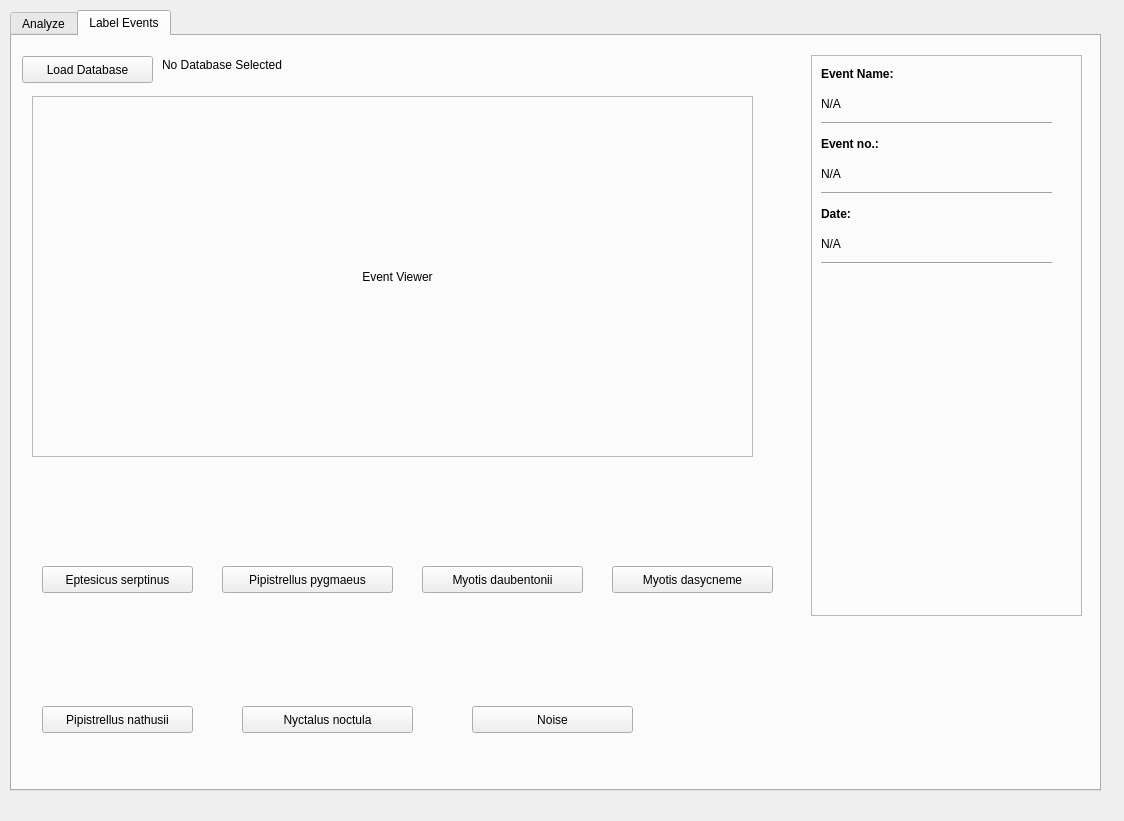
AnochjhnIruthayam/Bat, file BatWindow.ui: the form before one commit.
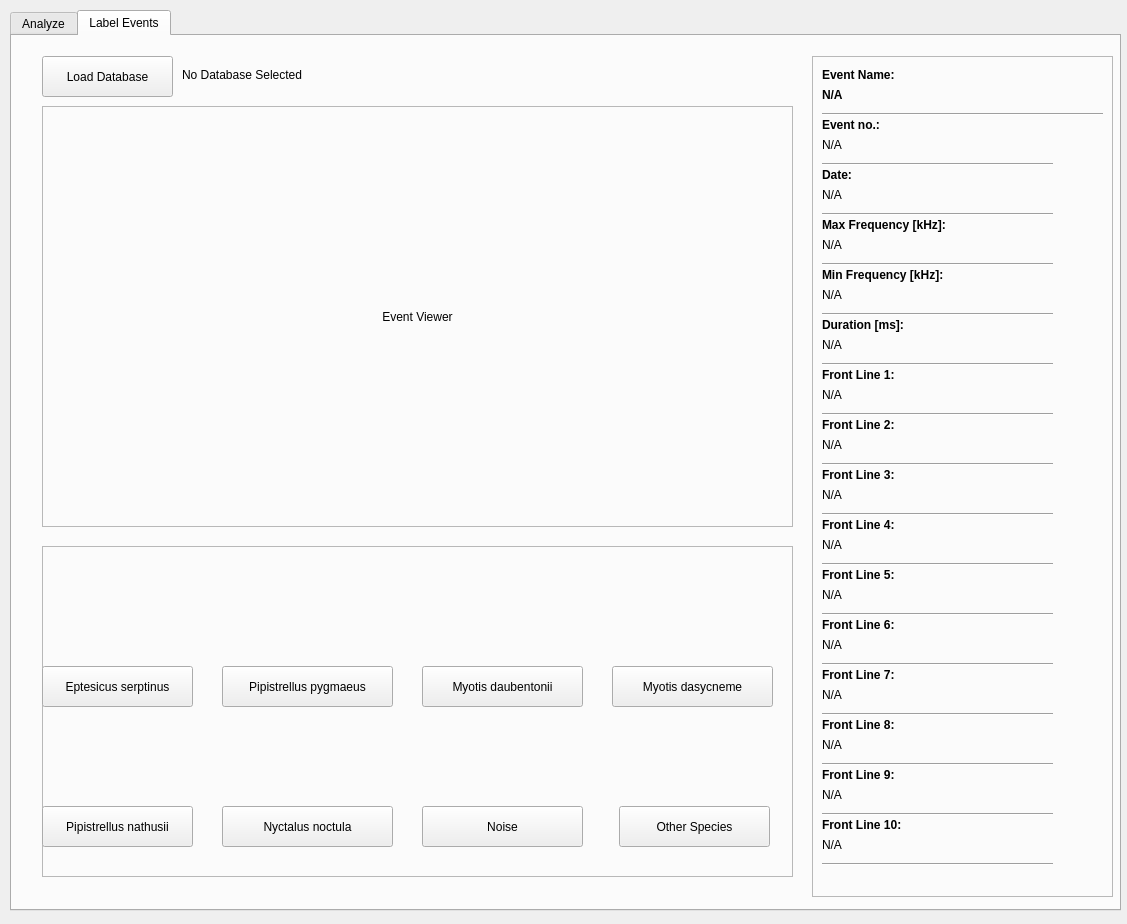
The form after the commit. Icons and pictures are not drawn.

Commit message: GUI - Reading fra HDF5

```diff
--- a/BatWindow.ui
+++ b/BatWindow.ui
@@ -6,8 +6,8 @@
    <rect>
     <x>0</x>
     <y>0</y>
-    <width>1124</width>
-    <height>821</height>
+    <width>1127</width>
+    <height>924</height>
    </rect>
   </property>
   <property name="windowTitle">
@@ -19,8 +19,8 @@
      <rect>
       <x>10</x>
       <y>10</y>
-      <width>1091</width>
-      <height>781</height>
+      <width>1111</width>
+      <height>901</height>
      </rect>
     </property>
     <property name="currentIndex">
@@ -87,10 +87,10 @@
      <widget class="QPushButton" name="button_loaddatabase">
       <property name="geometry">
        <rect>
-        <x>10</x>
+        <x>30</x>
         <y>20</y>
         <width>131</width>
-        <height>27</height>
+        <height>41</height>
        </rect>
       </property>
       <property name="text">
@@ -100,9 +100,9 @@
      <widget class="QLabel" name="label_database_name">
       <property name="geometry">
        <rect>
-        <x>150</x>
-        <y>20</y>
-        <width>601</width>
+        <x>170</x>
+        <y>30</y>
+        <width>611</width>
         <height>17</height>
        </rect>
       </property>
@@ -110,29 +110,13 @@
        <string>No Database Selected</string>
       </property>
      </widget>
-     <widget class="QLabel" name="label_imageshow">
-      <property name="geometry">
-       <rect>
-        <x>35</x>
-        <y>60</y>
-        <width>701</width>
-        <height>361</height>
-       </rect>
-      </property>
-      <property name="text">
-       <string>Event Viewer</string>
-      </property>
-      <property name="alignment">
-       <set>Qt::AlignCenter</set>
-      </property>
-     </widget>
      <widget class="QFrame" name="frame_status">
       <property name="geometry">
        <rect>
-        <x>799</x>
-        <y>19</y>
-        <width>271</width>
-        <height>561</height>
+        <x>800</x>
+        <y>20</y>
+        <width>301</width>
+        <height>841</height>
        </rect>
       </property>
       <property name="frameShape">
@@ -164,8 +148,8 @@
        <property name="geometry">
         <rect>
          <x>10</x>
-         <y>60</y>
-         <width>231</width>
+         <y>50</y>
+         <width>281</width>
          <height>16</height>
         </rect>
        </property>
@@ -177,7 +161,7 @@
        <property name="geometry">
         <rect>
          <x>10</x>
-         <y>80</y>
+         <y>60</y>
          <width>241</width>
          <height>17</height>
         </rect>
@@ -196,7 +180,7 @@
        <property name="geometry">
         <rect>
          <x>10</x>
-         <y>130</y>
+         <y>100</y>
          <width>231</width>
          <height>16</height>
         </rect>
@@ -209,7 +193,7 @@
        <property name="geometry">
         <rect>
          <x>10</x>
-         <y>150</y>
+         <y>110</y>
          <width>241</width>
          <height>17</height>
         </rect>
@@ -228,7 +212,7 @@
        <property name="geometry">
         <rect>
          <x>10</x>
-         <y>200</y>
+         <y>150</y>
          <width>231</width>
          <height>16</height>
         </rect>
@@ -241,11 +225,18 @@
        <property name="geometry">
         <rect>
          <x>10</x>
-         <y>40</y>
-         <width>66</width>
+         <y>30</y>
+         <width>281</width>
          <height>17</height>
         </rect>
        </property>
+       <property name="font">
+        <font>
+         <pointsize>9</pointsize>
+         <weight>75</weight>
+         <bold>true</bold>
+        </font>
+       </property>
        <property name="text">
         <string>N/A</string>
        </property>
@@ -254,8 +245,8 @@
        <property name="geometry">
         <rect>
          <x>10</x>
-         <y>110</y>
-         <width>66</width>
+         <y>80</y>
+         <width>231</width>
          <height>17</height>
         </rect>
        </property>
@@ -267,8 +258,34 @@
        <property name="geometry">
         <rect>
          <x>10</x>
+         <y>130</y>
+         <width>231</width>
+         <height>17</height>
+        </rect>
+       </property>
+       <property name="text">
+        <string>N/A</string>
+       </property>
+      </widget>
+      <widget class="Line" name="line_4">
+       <property name="geometry">
+        <rect>
+         <x>10</x>
+         <y>200</y>
+         <width>231</width>
+         <height>16</height>
+        </rect>
+       </property>
+       <property name="orientation">
+        <enum>Qt::Horizontal</enum>
+       </property>
+      </widget>
+      <widget class="QLabel" name="label_maxFreq">
+       <property name="geometry">
+        <rect>
+         <x>10</x>
          <y>180</y>
-         <width>66</width>
+         <width>231</width>
          <height>17</height>
         </rect>
        </property>
@@ -276,210 +293,813 @@
         <string>N/A</string>
        </property>
       </widget>
+      <widget class="QLabel" name="label_ConstMaxFreq">
+       <property name="geometry">
+        <rect>
+         <x>10</x>
+         <y>160</y>
+         <width>241</width>
+         <height>17</height>
+        </rect>
+       </property>
+       <property name="font">
+        <font>
+         <weight>75</weight>
+         <bold>true</bold>
+        </font>
+       </property>
+       <property name="text">
+        <string>Max Frequency [kHz]:</string>
+       </property>
+      </widget>
+      <widget class="QLabel" name="label_MinFreq">
+       <property name="geometry">
+        <rect>
+         <x>10</x>
+         <y>230</y>
+         <width>231</width>
+         <height>17</height>
+        </rect>
+       </property>
+       <property name="text">
+        <string>N/A</string>
+       </property>
+      </widget>
+      <widget class="Line" name="line_5">
+       <property name="geometry">
+        <rect>
+         <x>10</x>
+         <y>250</y>
+         <width>231</width>
+         <height>16</height>
+        </rect>
+       </property>
+       <property name="orientation">
+        <enum>Qt::Horizontal</enum>
+       </property>
+      </widget>
+      <widget class="QLabel" name="label_ConstMinFreq">
+       <property name="geometry">
+        <rect>
+         <x>10</x>
+         <y>210</y>
+         <width>241</width>
+         <height>17</height>
+        </rect>
+       </property>
+       <property name="font">
+        <font>
+         <weight>75</weight>
+         <bold>true</bold>
+        </font>
+       </property>
+       <property name="text">
+        <string>Min Frequency [kHz]:</string>
+       </property>
+      </widget>
+      <widget class="QLabel" name="label_ConstDuration">
+       <property name="geometry">
+        <rect>
+         <x>10</x>
+         <y>260</y>
+         <width>241</width>
+         <height>17</height>
+        </rect>
+       </property>
+       <property name="font">
+        <font>
+         <weight>75</weight>
+         <bold>true</bold>
+        </font>
+       </property>
+       <property name="text">
+        <string>Duration [ms]:</string>
+       </property>
+      </widget>
+      <widget class="Line" name="line_6">
+       <property name="geometry">
+        <rect>
+         <x>10</x>
+         <y>300</y>
+         <width>231</width>
+         <height>16</height>
+        </rect>
+       </property>
+       <property name="orientation">
+        <enum>Qt::Horizontal</enum>
+       </property>
+      </widget>
+      <widget class="QLabel" name="label_Duration">
+       <property name="geometry">
+        <rect>
+         <x>10</x>
+         <y>280</y>
+         <width>231</width>
+         <height>17</height>
+        </rect>
+       </property>
+       <property name="text">
+        <string>N/A</string>
+       </property>
+      </widget>
+      <widget class="QLabel" name="label_ConstFrontLine_1">
+       <property name="geometry">
+        <rect>
+         <x>10</x>
+         <y>310</y>
+         <width>241</width>
+         <height>17</height>
+        </rect>
+       </property>
+       <property name="font">
+        <font>
+         <weight>75</weight>
+         <bold>true</bold>
+        </font>
+       </property>
+       <property name="text">
+        <string>Front Line 1:</string>
+       </property>
+      </widget>
+      <widget class="Line" name="line_7">
+       <property name="geometry">
+        <rect>
+         <x>10</x>
+         <y>350</y>
+         <width>231</width>
+         <height>16</height>
+        </rect>
+       </property>
+       <property name="orientation">
+        <enum>Qt::Horizontal</enum>
+       </property>
+      </widget>
+      <widget class="QLabel" name="label_FrontLine_1">
+       <property name="geometry">
+        <rect>
+         <x>10</x>
+         <y>330</y>
+         <width>231</width>
+         <height>17</height>
+        </rect>
+       </property>
+       <property name="text">
+        <string>N/A</string>
+       </property>
+      </widget>
+      <widget class="QLabel" name="label_ConstFrontLine_2">
+       <property name="geometry">
+        <rect>
+         <x>10</x>
+         <y>360</y>
+         <width>241</width>
+         <height>17</height>
+        </rect>
+       </property>
+       <property name="font">
+        <font>
+         <weight>75</weight>
+         <bold>true</bold>
+        </font>
+       </property>
+       <property name="text">
+        <string>Front Line 2:</string>
+       </property>
+      </widget>
+      <widget class="Line" name="line_8">
+       <property name="geometry">
+        <rect>
+         <x>10</x>
+         <y>400</y>
+         <width>231</width>
+         <height>16</height>
+        </rect>
+       </property>
+       <property name="orientation">
+        <enum>Qt::Horizontal</enum>
+       </property>
+      </widget>
+      <widget class="QLabel" name="label_FrontLine_2">
+       <property name="geometry">
+        <rect>
+         <x>10</x>
+         <y>380</y>
+         <width>231</width>
+         <height>17</height>
+        </rect>
+       </property>
+       <property name="text">
+        <string>N/A</string>
+       </property>
+      </widget>
+      <widget class="QLabel" name="label_ConstFrontLine_3">
+       <property name="geometry">
+        <rect>
+         <x>10</x>
+         <y>410</y>
+         <width>241</width>
+         <height>17</height>
+        </rect>
+       </property>
+       <property name="font">
+        <font>
+         <weight>75</weight>
+         <bold>true</bold>
+        </font>
+       </property>
+       <property name="text">
+        <string>Front Line 3:</string>
+       </property>
+      </widget>
+      <widget class="Line" name="line_9">
+       <property name="geometry">
+        <rect>
+         <x>10</x>
+         <y>450</y>
+         <width>231</width>
+         <height>16</height>
+        </rect>
+       </property>
+       <property name="orientation">
+        <enum>Qt::Horizontal</enum>
+       </property>
+      </widget>
+      <widget class="QLabel" name="label_FrontLine_3">
+       <property name="geometry">
+        <rect>
+         <x>10</x>
+         <y>430</y>
+         <width>231</width>
+         <height>17</height>
+        </rect>
+       </property>
+       <property name="text">
+        <string>N/A</string>
+       </property>
+      </widget>
+      <widget class="QLabel" name="label_ConstFrontLine_4">
+       <property name="geometry">
+        <rect>
+         <x>10</x>
+         <y>460</y>
+         <width>241</width>
+         <height>17</height>
+        </rect>
+       </property>
+       <property name="font">
+        <font>
+         <weight>75</weight>
+         <bold>true</bold>
+        </font>
+       </property>
+       <property name="text">
+        <string>Front Line 4:</string>
+       </property>
+      </widget>
+      <widget class="Line" name="line_10">
+       <property name="geometry">
+        <rect>
+         <x>10</x>
+         <y>500</y>
+         <width>231</width>
+         <height>16</height>
+        </rect>
+       </property>
+       <property name="orientation">
+        <enum>Qt::Horizontal</enum>
+       </property>
+      </widget>
+      <widget class="QLabel" name="label_FrontLine_4">
+       <property name="geometry">
+        <rect>
+         <x>10</x>
+         <y>480</y>
+         <width>231</width>
+         <height>17</height>
+        </rect>
+       </property>
+       <property name="text">
+        <string>N/A</string>
+       </property>
+      </widget>
+      <widget class="QLabel" name="label_ConstFrontLine_5">
+       <property name="geometry">
+        <rect>
+         <x>10</x>
+         <y>510</y>
+         <width>241</width>
+         <height>17</height>
+        </rect>
+       </property>
+       <property name="font">
+        <font>
+         <weight>75</weight>
+         <bold>true</bold>
+        </font>
+       </property>
+       <property name="text">
+        <string>Front Line 5:</string>
+       </property>
+      </widget>
+      <widget class="Line" name="line_11">
+       <property name="geometry">
+        <rect>
+         <x>10</x>
+         <y>550</y>
+         <width>231</width>
+         <height>16</height>
+        </rect>
+       </property>
+       <property name="orientation">
+        <enum>Qt::Horizontal</enum>
+       </property>
+      </widget>
+      <widget class="QLabel" name="label_FrontLine_5">
+       <property name="geometry">
+        <rect>
+         <x>10</x>
+         <y>530</y>
+         <width>231</width>
+         <height>17</height>
+        </rect>
+       </property>
+       <property name="text">
+        <string>N/A</string>
+       </property>
+      </widget>
+      <widget class="QLabel" name="label_ConstFrontLine_6">
+       <property name="geometry">
+        <rect>
+         <x>10</x>
+         <y>560</y>
+         <width>241</width>
+         <height>17</height>
+        </rect>
+       </property>
+       <property name="font">
+        <font>
+         <weight>75</weight>
+         <bold>true</bold>
+        </font>
+       </property>
+       <property name="text">
+        <string>Front Line 6:</string>
+       </property>
+      </widget>
+      <widget class="Line" name="line_12">
+       <property name="geometry">
+        <rect>
+         <x>10</x>
+         <y>600</y>
+         <width>231</width>
+         <height>16</height>
+        </rect>
+       </property>
+       <property name="orientation">
+        <enum>Qt::Horizontal</enum>
+       </property>
+      </widget>
+      <widget class="QLabel" name="label_FrontLine_6">
+       <property name="geometry">
+        <rect>
+         <x>10</x>
+         <y>580</y>
+         <width>231</width>
+         <height>17</height>
+        </rect>
+       </property>
+       <property name="text">
+        <string>N/A</string>
+       </property>
+      </widget>
+      <widget class="QLabel" name="label_ConstFrontLine_7">
+       <property name="geometry">
+        <rect>
+         <x>10</x>
+         <y>610</y>
+         <width>241</width>
+         <height>17</height>
+        </rect>
+       </property>
+       <property name="font">
+        <font>
+         <weight>75</weight>
+         <bold>true</bold>
+        </font>
+       </property>
+       <property name="text">
+        <string>Front Line 7:</string>
+       </property>
+      </widget>
+      <widget class="Line" name="line_13">
+       <property name="geometry">
+        <rect>
+         <x>10</x>
+         <y>650</y>
+         <width>231</width>
+         <height>16</height>
+        </rect>
+       </property>
+       <property name="orientation">
+        <enum>Qt::Horizontal</enum>
+       </property>
+      </widget>
+      <widget class="QLabel" name="label_FrontLine_7">
+       <property name="geometry">
+        <rect>
+         <x>10</x>
+         <y>630</y>
+         <width>231</width>
+         <height>17</height>
+        </rect>
+       </property>
+       <property name="text">
+        <string>N/A</string>
+       </property>
+      </widget>
+      <widget class="QLabel" name="label_ConstFrontLine_8">
+       <property name="geometry">
+        <rect>
+         <x>10</x>
+         <y>660</y>
+         <width>241</width>
+         <height>17</height>
+        </rect>
+       </property>
+       <property name="font">
+        <font>
+         <weight>75</weight>
+         <bold>true</bold>
+        </font>
+       </property>
+       <property name="text">
+        <string>Front Line 8:</string>
+       </property>
+      </widget>
+      <widget class="Line" name="line_14">
+       <property name="geometry">
+        <rect>
+         <x>10</x>
+         <y>700</y>
+         <width>231</width>
+         <height>16</height>
+        </rect>
+       </property>
+       <property name="orientation">
+        <enum>Qt::Horizontal</enum>
+       </property>
+      </widget>
+      <widget class="QLabel" name="label_FrontLine_8">
+       <property name="geometry">
+        <rect>
+         <x>10</x>
+         <y>680</y>
+         <width>231</width>
+         <height>17</height>
+        </rect>
+       </property>
+       <property name="text">
+        <string>N/A</string>
+       </property>
+      </widget>
+      <widget class="QLabel" name="label_ConstFrontLine_9">
+       <property name="geometry">
+        <rect>
+         <x>10</x>
+         <y>710</y>
+         <width>241</width>
+         <height>17</height>
+        </rect>
+       </property>
+       <property name="font">
+        <font>
+         <weight>75</weight>
+         <bold>true</bold>
+        </font>
+       </property>
+       <property name="text">
+        <string>Front Line 9:</string>
+       </property>
+      </widget>
+      <widget class="Line" name="line_15">
+       <property name="geometry">
+        <rect>
+         <x>10</x>
+         <y>750</y>
+         <width>231</width>
+         <height>16</height>
+        </rect>
+       </property>
+       <property name="orientation">
+        <enum>Qt::Horizontal</enum>
+       </property>
+      </widget>
+      <widget class="QLabel" name="label_FrontLine_9">
+       <property name="geometry">
+        <rect>
+         <x>10</x>
+         <y>730</y>
+         <width>231</width>
+         <height>17</height>
+        </rect>
+       </property>
+       <property name="text">
+        <string>N/A</string>
+       </property>
+      </widget>
+      <widget class="QLabel" name="label_ConstFrontLine_10">
+       <property name="geometry">
+        <rect>
+         <x>10</x>
+         <y>760</y>
+         <width>241</width>
+         <height>17</height>
+        </rect>
+       </property>
+       <property name="font">
+        <font>
+         <weight>75</weight>
+         <bold>true</bold>
+        </font>
+       </property>
+       <property name="text">
+        <string>Front Line 10:</string>
+       </property>
+      </widget>
+      <widget class="Line" name="line_16">
+       <property name="geometry">
+        <rect>
+         <x>10</x>
+         <y>800</y>
+         <width>231</width>
+         <height>16</height>
+        </rect>
+       </property>
+       <property name="orientation">
+        <enum>Qt::Horizontal</enum>
+       </property>
+      </widget>
+      <widget class="QLabel" name="label_FrontLine_10">
+       <property name="geometry">
+        <rect>
+         <x>10</x>
+         <y>780</y>
+         <width>231</width>
+         <height>17</height>
+        </rect>
+       </property>
+       <property name="text">
+        <string>N/A</string>
+       </property>
+      </widget>
      </widget>
-     <widget class="QPushButton" name="button_EptesicusSerptinus">
+     <widget class="QFrame" name="frame_eventview">
       <property name="geometry">
        <rect>
         <x>30</x>
-        <y>530</y>
-        <width>151</width>
-        <height>27</height>
+        <y>70</y>
+        <width>751</width>
+        <height>421</height>
        </rect>
       </property>
-      <property name="text">
-       <string>Eptesicus serptinus</string>
+      <property name="frameShape">
+       <enum>QFrame::StyledPanel</enum>
       </property>
-     </widget>
-     <widget class="QPushButton" name="button_PipistrellusPygmaeus">
-      <property name="geometry">
-       <rect>
-        <x>210</x>
-        <y>530</y>
-        <width>171</width>
-        <height>27</height>
-       </rect>
+      <property name="frameShadow">
+       <enum>QFrame::Raised</enum>
       </property>
-      <property name="text">
-       <string>Pipistrellus pygmaeus</string>
-      </property>
+      <widget class="QLabel" name="label_imageshow">
+       <property name="geometry">
+        <rect>
+         <x>0</x>
+         <y>0</y>
+         <width>751</width>
+         <height>421</height>
+        </rect>
+       </property>
+       <property name="text">
+        <string>Event Viewer</string>
+       </property>
+       <property name="alignment">
+        <set>Qt::AlignCenter</set>
+       </property>
+      </widget>
      </widget>
-     <widget class="QPushButton" name="button_MyotisDasycneme">
+     <widget class="QFrame" name="frame_BatButtons">
       <property name="geometry">
        <rect>
-        <x>600</x>
-        <y>530</y>
-        <width>161</width>
-        <height>27</height>
-       </rect>
-      </property>
-      <property name="text">
-       <string>Myotis dasycneme</string>
-      </property>
-     </widget>
-     <widget class="QPushButton" name="button_pipistrellusNathusii">
-      <property name="geometry">
-       <rect>
         <x>30</x>
-        <y>670</y>
-        <width>151</width>
-        <height>27</height>
+        <y>510</y>
+        <width>751</width>
+        <height>331</height>
        </rect>
       </property>
-      <property name="text">
-       <string>Pipistrellus nathusii</string>
-      </property>
-     </widget>
-     <widget class="QPushButton" name="button_NyctalusNoctula">
-      <property name="geometry">
-       <rect>
-        <x>230</x>
-        <y>670</y>
-        <width>171</width>
-        <height>27</height>
-       </rect>
-      </property>
-      <property name="text">
-       <string>Nyctalus noctula</string>
-      </property>
-     </widget>
-     <widget class="QPushButton" name="button_noise">
-      <property name="geometry">
-       <rect>
-        <x>460</x>
-        <y>670</y>
-        <width>161</width>
-        <height>27</height>
-       </rect>
-      </property>
-      <property name="text">
-       <string>Noise</string>
-      </property>
-     </widget>
-     <widget class="QFrame" name="frame_eventviewer">
-      <property name="geometry">
-       <rect>
-        <x>20</x>
-        <y>60</y>
-        <width>721</width>
-        <height>361</height>
-       </rect>
-      </property>
       <property name="frameShape">
        <enum>QFrame::StyledPanel</enum>
       </property>
       <property name="frameShadow">
        <enum>QFrame::Raised</enum>
       </property>
-      <zorder>label_imageshow</zorder>
-     </widget>
-     <widget class="QPushButton" name="button_MyotisDaubentonii">
-      <property name="geometry">
-       <rect>
-        <x>410</x>
-        <y>530</y>
-        <width>161</width>
-        <height>27</height>
-       </rect>
-      </property>
-      <property name="text">
-       <string>Myotis daubentonii</string>
-      </property>
-     </widget>
-     <widget class="QLabel" name="label_image_EptesicusSerptinus">
-      <property name="geometry">
-       <rect>
-        <x>50</x>
-        <y>436</y>
-        <width>141</width>
-        <height>91</height>
-       </rect>
-      </property>
-      <property name="text">
-       <string/>
-      </property>
-      <property name="pixmap">
-       <pixmap>Images/EptesicusSerotinus.png</pixmap>
-      </property>
-     </widget>
-     <widget class="QLabel" name="label_image_PipistrellusPygmaeus">
-      <property name="geometry">
-       <rect>
-        <x>240</x>
-        <y>440</y>
-        <width>141</width>
-        <height>91</height>
-       </rect>
-      </property>
-      <property name="text">
-       <string/>
-      </property>
-      <property name="pixmap">
-       <pixmap>Images/PipistrellusPygmaeus.png</pixmap>
-      </property>
-     </widget>
-     <widget class="QLabel" name="label_image_MyotisDaubentonii">
-      <property name="geometry">
-       <rect>
-        <x>440</x>
-        <y>440</y>
-        <width>141</width>
-        <height>91</height>
-       </rect>
-      </property>
-      <property name="text">
-       <string/>
-      </property>
-      <property name="pixmap">
-       <pixmap>Images/MyotisDaubentonii.png</pixmap>
-      </property>
-     </widget>
-     <widget class="QLabel" name="label_image_MyotisDasycneme">
-      <property name="geometry">
-       <rect>
-        <x>630</x>
-        <y>440</y>
-        <width>141</width>
-        <height>91</height>
-       </rect>
-      </property>
-      <property name="text">
-       <string/>
-      </property>
-      <property name="pixmap">
-       <pixmap>Images/MyotisDasycneme.png</pixmap>
-      </property>
-     </widget>
-     <widget class="QLabel" name="label_image_pipistrellusNathusii">
-      <property name="geometry">
-       <rect>
-        <x>50</x>
-        <y>580</y>
-        <width>141</width>
-        <height>91</height>
-       </rect>
-      </property>
-      <property name="text">
-       <string/>
-      </property>
-      <property name="pixmap">
-       <pixmap>Images/PipistrellusNathusii.png</pixmap>
-      </property>
-     </widget>
-     <widget class="QLabel" name="label_image_NyctalusNoctula">
-      <property name="geometry">
-       <rect>
-        <x>260</x>
-        <y>580</y>
-        <width>141</width>
-        <height>91</height>
-       </rect>
-      </property>
-      <property name="text">
-       <string/>
-      </property>
-      <property name="pixmap">
-       <pixmap>Images/NyctalusNoctula.png</pixmap>
-      </property>
+      <widget class="QLabel" name="label_image_pipistrellusNathusii">
+       <property name="geometry">
+        <rect>
+         <x>20</x>
+         <y>170</y>
+         <width>141</width>
+         <height>91</height>
+        </rect>
+       </property>
+       <property name="text">
+        <string/>
+       </property>
+       <property name="pixmap">
+        <pixmap>Images/PipistrellusNathusii.png</pixmap>
+       </property>
+      </widget>
+      <widget class="QPushButton" name="button_noise">
+       <property name="geometry">
+        <rect>
+         <x>380</x>
+         <y>260</y>
+         <width>161</width>
+         <height>41</height>
+        </rect>
+       </property>
+       <property name="text">
+        <string>Noise</string>
+       </property>
+      </widget>
+      <widget class="QLabel" name="label_image_MyotisDasycneme">
+       <property name="geometry">
+        <rect>
+         <x>600</x>
+         <y>30</y>
+         <width>141</width>
+         <height>91</height>
+        </rect>
+       </property>
+       <property name="text">
+        <string/>
+       </property>
+       <property name="pixmap">
+        <pixmap>Images/MyotisDasycneme.png</pixmap>
+       </property>
+      </widget>
+      <widget class="QPushButton" name="button_MyotisDaubentonii">
+       <property name="geometry">
+        <rect>
+         <x>380</x>
+         <y>120</y>
+         <width>161</width>
+         <height>41</height>
+        </rect>
+       </property>
+       <property name="text">
+        <string>Myotis daubentonii</string>
+       </property>
+      </widget>
+      <widget class="QLabel" name="label_image_PipistrellusPygmaeus">
+       <property name="geometry">
+        <rect>
+         <x>210</x>
+         <y>30</y>
+         <width>141</width>
+         <height>91</height>
+        </rect>
+       </property>
+       <property name="text">
+        <string/>
+       </property>
+       <property name="pixmap">
+        <pixmap>Images/PipistrellusPygmaeus.png</pixmap>
+       </property>
+      </widget>
+      <widget class="QLabel" name="label_image_MyotisDaubentonii">
+       <property name="geometry">
+        <rect>
+         <x>410</x>
+         <y>30</y>
+         <width>141</width>
+         <height>91</height>
+        </rect>
+       </property>
+       <property name="text">
+        <string/>
+       </property>
+       <property name="pixmap">
+        <pixmap>Images/MyotisDaubentonii.png</pixmap>
+       </property>
+      </widget>
+      <widget class="QPushButton" name="button_pipistrellusNathusii">
+       <property name="geometry">
+        <rect>
+         <x>0</x>
+         <y>260</y>
+         <width>151</width>
+         <height>41</height>
+        </rect>
+       </property>
+       <property name="text">
+        <string>Pipistrellus nathusii</string>
+       </property>
+      </widget>
+      <widget class="QLabel" name="label_image_NyctalusNoctula">
+       <property name="geometry">
+        <rect>
+         <x>210</x>
+         <y>170</y>
+         <width>141</width>
+         <height>91</height>
+        </rect>
+       </property>
+       <property name="text">
+        <string/>
+       </property>
+       <property name="pixmap">
+        <pixmap>Images/NyctalusNoctula.png</pixmap>
+       </property>
+      </widget>
+      <widget class="QLabel" name="label_image_EptesicusSerptinus">
+       <property name="geometry">
+        <rect>
+         <x>20</x>
+         <y>26</y>
+         <width>141</width>
+         <height>91</height>
+        </rect>
+       </property>
+       <property name="text">
+        <string/>
+       </property>
+       <property name="pixmap">
+        <pixmap>Images/EptesicusSerotinus.png</pixmap>
+       </property>
+      </widget>
+      <widget class="QPushButton" name="button_NyctalusNoctula">
+       <property name="geometry">
+        <rect>
+         <x>180</x>
+         <y>260</y>
+         <width>171</width>
+         <height>41</height>
+        </rect>
+       </property>
+       <property name="text">
+        <string>Nyctalus noctula</string>
+       </property>
+      </widget>
+      <widget class="QPushButton" name="button_MyotisDasycneme">
+       <property name="geometry">
+        <rect>
+         <x>570</x>
+         <y>120</y>
+         <width>161</width>
+         <height>41</height>
+        </rect>
+       </property>
+       <property name="text">
+        <string>Myotis dasycneme</string>
+       </property>
+      </widget>
+      <widget class="QPushButton" name="button_EptesicusSerptinus">
+       <property name="geometry">
+        <rect>
+         <x>0</x>
+         <y>120</y>
+         <width>151</width>
+         <height>41</height>
+        </rect>
+       </property>
+       <property name="text">
+        <string>Eptesicus serptinus</string>
+       </property>
+      </widget>
+      <widget class="QPushButton" name="button_PipistrellusPygmaeus">
+       <property name="geometry">
+        <rect>
+         <x>180</x>
+         <y>120</y>
+         <width>171</width>
+         <height>41</height>
+        </rect>
+       </property>
+       <property name="text">
+        <string>Pipistrellus pygmaeus</string>
+       </property>
+      </widget>
+      <widget class="QPushButton" name="button_OtherSpecies">
+       <property name="geometry">
+        <rect>
+         <x>577</x>
+         <y>260</y>
+         <width>151</width>
+         <height>41</height>
+        </rect>
+       </property>
+       <property name="text">
+        <string>Other Species</string>
+       </property>
+      </widget>
      </widget>
     </widget>
    </widget>
```
Left out of the diff: 8 changed lines with no effect on the pictures. The commit also changes 3 other files.
